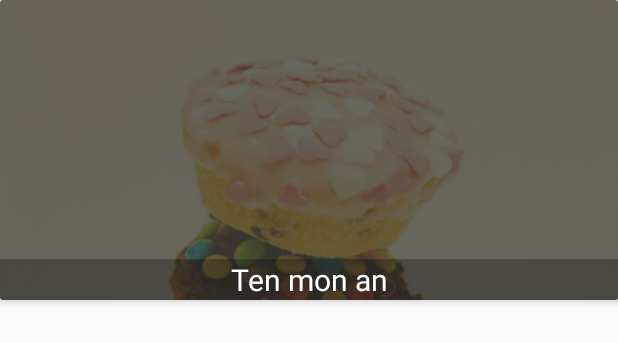
After one commit to phamchuong2506/Java, an Android app: the layout food_item.xml on its own in the app's theme, with its tools: preview values and no code run, on a phone screen of 412 x 824 dp. The commit adds this screen. Shown: the top 343 px of the screen. Run offline under Robolectric (Android 15) with nearby library versions, the phone set to English and light mode, and no system bars.

Commit message:
add file

```diff
--- a/BTL_OrderFood/app/src/main/AndroidManifest.xml
+++ b/BTL_OrderFood/app/src/main/AndroidManifest.xml
@@ -9,10 +9,11 @@
         android:roundIcon="@mipmap/ic_launcher_round"
         android:supportsRtl="true"
         android:theme="@style/Theme.BTL_OrderFood">
+        <activity android:name=".FoodList" />
         <activity
             android:name=".Home"
             android:label="@string/title_activity_home"
-            android:theme="@style/Theme.BTL_OrderFood.NoActionBar"></activity>
+            android:theme="@style/Theme.BTL_OrderFood.NoActionBar" />
         <activity android:name=".SignUp" />
         <activity android:name=".SignIn" />
         <activity android:name=".MainActivity">
--- a/BTL_OrderFood/app/src/main/java/vn/example/btl_orderfood/ViewHolder/MenuViewHolder.java
+++ b/BTL_OrderFood/app/src/main/java/vn/example/btl_orderfood/ViewHolder/MenuViewHolder.java
@@ -19,7 +19,7 @@ public class MenuViewHolder extends RecyclerView.ViewHolder implements View.OnCl
         super(itemView);
         txtMenuName=(TextView)itemView.findViewById(R.id.menu_name);
         imageview=(ImageView)itemView.findViewById(R.id.menu_image);
-        imageview.setOnClickListener(this);
+        itemView.setOnClickListener(this);
     }
 
     public void setItemClickListener(ItemClickListener itemClickListener) {
--- a/BTL_OrderFood/app/src/main/res/layout/content_main.xml
+++ b/BTL_OrderFood/app/src/main/res/layout/content_main.xml
@@ -12,9 +12,7 @@
         android:layout_width="match_parent"
         android:layout_height="match_parent"
         android:id="@+id/recycler_menu"
-        android:scrollbars="vertical">
-
-    </androidx.recyclerview.widget.RecyclerView>
+        android:scrollbars="vertical"/>
     <fragment
         android:id="@+id/nav_host_fragment"
         android:name="androidx.navigation.fragment.NavHostFragment"
--- /dev/null
+++ b/BTL_OrderFood/app/src/main/res/layout/food_item.xml
@@ -0,0 +1,31 @@
+<?xml version="1.0" encoding="utf-8"?>
+<androidx.cardview.widget.CardView
+    xmlns:android="http://schemas.android.com/apk/res/android"
+    xmlns:app="http://schemas.android.com/apk/res-auto"
+    android:layout_width="match_parent"
+    android:layout_height="200dp"
+    app:cardElevation="4dp"
+    android:layout_marginBottom="8dp">
+    <RelativeLayout
+        android:layout_width="match_parent"
+        android:layout_height="match_parent">
+        <ImageView
+            android:layout_width="match_parent"
+            android:layout_height="match_parent"
+            android:id="@+id/food_image"
+            android:scaleType="centerCrop"
+            android:src="@drawable/my_bg"/>
+        <TextView
+            android:layout_width="match_parent"
+            android:layout_height="wrap_content"
+            android:id="@+id/food_name"
+            android:text="Ten mon an"
+            android:textColor="@android:color/white"
+            android:background="#4f0e0d0e"
+            android:textSize="20sp"
+            android:gravity="center"
+            android:layout_alignParentBottom="true"
+            />
+    </RelativeLayout>
+
+</androidx.cardview.widget.CardView>
```
Also changed, not shown: BTL_OrderFood/app/src/main/java/vn/example/btl_orderfood/FoodList.java (added, +73 -0 lines), BTL_OrderFood/app/src/main/java/vn/example/btl_orderfood/Home.java (+8 -2 lines), BTL_OrderFood/app/src/main/java/vn/example/btl_orderfood/ViewHolder/FoodViewHolder.java (added, +30 -0 lines), BTL_OrderFood/app/src/main/java/vn/example/btl_orderfood/ui/Food.java (added, +65 -0 lines), BTL_OrderFood/app/src/main/res/layout/activity_food_list.xml (added, +14 -0 lines).
